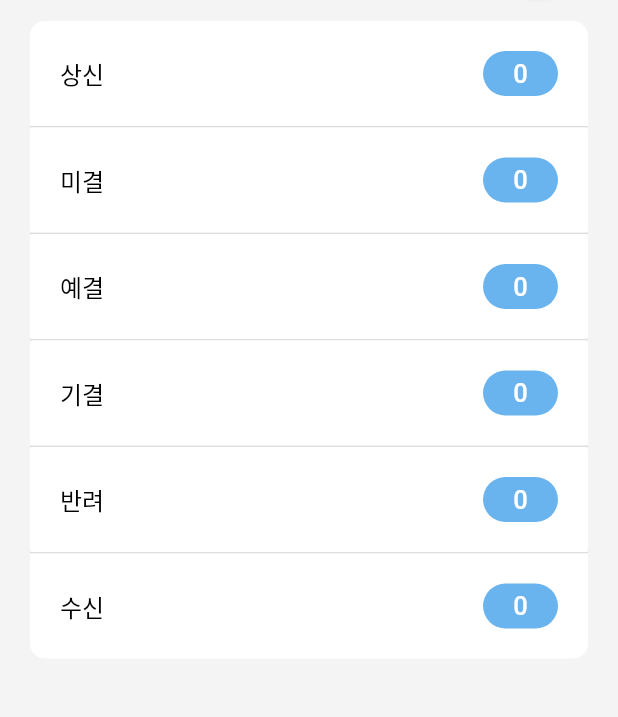
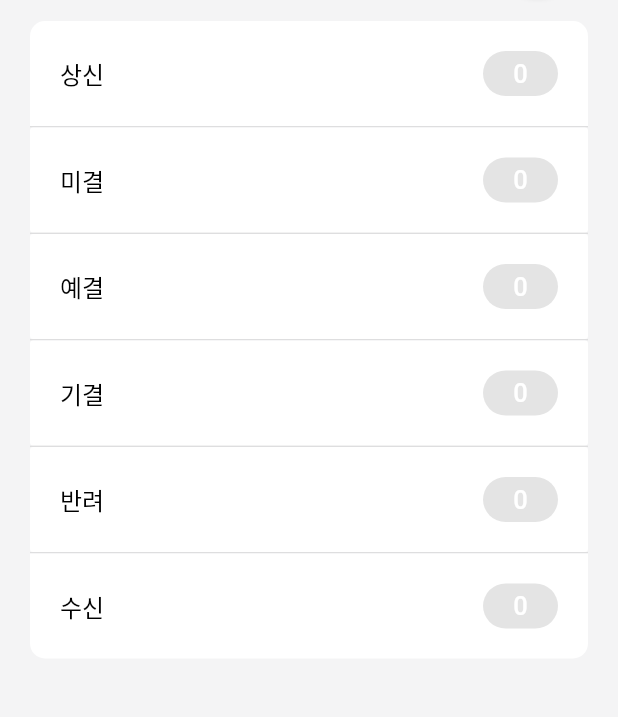
Before and after one commit to dev-minggyu/MyFlutterStudy, a Flutter app: the HomeView screen opened directly, on a phone screen of 412 x 824 dp, the part 230-947 px from its top. Run offline on Flutter 3.47's test engine with Material 2 defaults, Android fonts, the phone set to English and light mode, and no system bars; our stand-ins replace device_info, flutter_secure_storage, progress_dialog; accounts and stored records are empty; network calls fail.

Commit message:
문서 카운트 배경 색상 적용

```diff
--- a/lib/view/home/home_view.dart
+++ b/lib/view/home/home_view.dart
@@ -85,7 +85,7 @@ class _HomeViewState extends State<HomeView> {
                         width: 50,
                         decoration: BoxDecoration(
                             borderRadius: BorderRadius.circular(15),
-                            color: Color(0xff69b4ef)),
+                            color: Color(_getCountColor(_documentCount.ingCount))),
                         padding: EdgeInsets.all(5),
                         child: Text(_documentCount.ingCount.toString(),
                             style:
@@ -108,7 +108,7 @@ class _HomeViewState extends State<HomeView> {
                         width: 50,
                         decoration: BoxDecoration(
                             borderRadius: BorderRadius.circular(15),
-                            color: Color(0xff69b4ef)),
+                            color: Color(_getCountColor(_documentCount.approvalIngCount))),
                         padding: EdgeInsets.all(5),
                         child: Text(_documentCount.approvalIngCount.toString(),
                             style:
@@ -131,7 +131,7 @@ class _HomeViewState extends State<HomeView> {
                         width: 50,
                         decoration: BoxDecoration(
                             borderRadius: BorderRadius.circular(15),
-                            color: Color(0xff69b4ef)),
+                            color: Color(_getCountColor(_documentCount.futureIngCount))),
                         padding: EdgeInsets.all(5),
                         child: Text(_documentCount.futureIngCount.toString(),
                             style:
@@ -154,7 +154,7 @@ class _HomeViewState extends State<HomeView> {
                         width: 50,
                         decoration: BoxDecoration(
                             borderRadius: BorderRadius.circular(15),
-                            color: Color(0xff69b4ef)),
+                            color: Color(_getCountColor(_documentCount.doneCount))),
                         padding: EdgeInsets.all(5),
                         child: Text(_documentCount.doneCount.toString(),
                             style:
@@ -177,7 +177,7 @@ class _HomeViewState extends State<HomeView> {
                         width: 50,
                         decoration: BoxDecoration(
                             borderRadius: BorderRadius.circular(15),
-                            color: Color(0xff69b4ef)),
+                            color: Color(_getCountColor(_documentCount.returnCount))),
                         padding: EdgeInsets.all(5),
                         child: Text(_documentCount.returnCount.toString(),
                             style:
@@ -204,7 +204,7 @@ class _HomeViewState extends State<HomeView> {
                         width: 50,
                         decoration: BoxDecoration(
                             borderRadius: BorderRadius.circular(15),
-                            color: Color(0xff69b4ef)),
+                            color: Color(_getCountColor(_documentCount.receiveCount))),
                         padding: EdgeInsets.all(5),
                         child: Text(_documentCount.receiveCount.toString(),
                             style:
@@ -219,6 +219,14 @@ class _HomeViewState extends State<HomeView> {
     );
   }
 
+  int _getCountColor(int count) {
+    if (count > 0) {
+      return 0xff69b4ef;
+    } else {
+      return 0xffe4e4e4;
+    }
+  }
+
   _getDocumentCount() async {
     await _homeViewModel.documentCount();
     var documentCountResult = _homeViewModel.documentCountResult;
```
